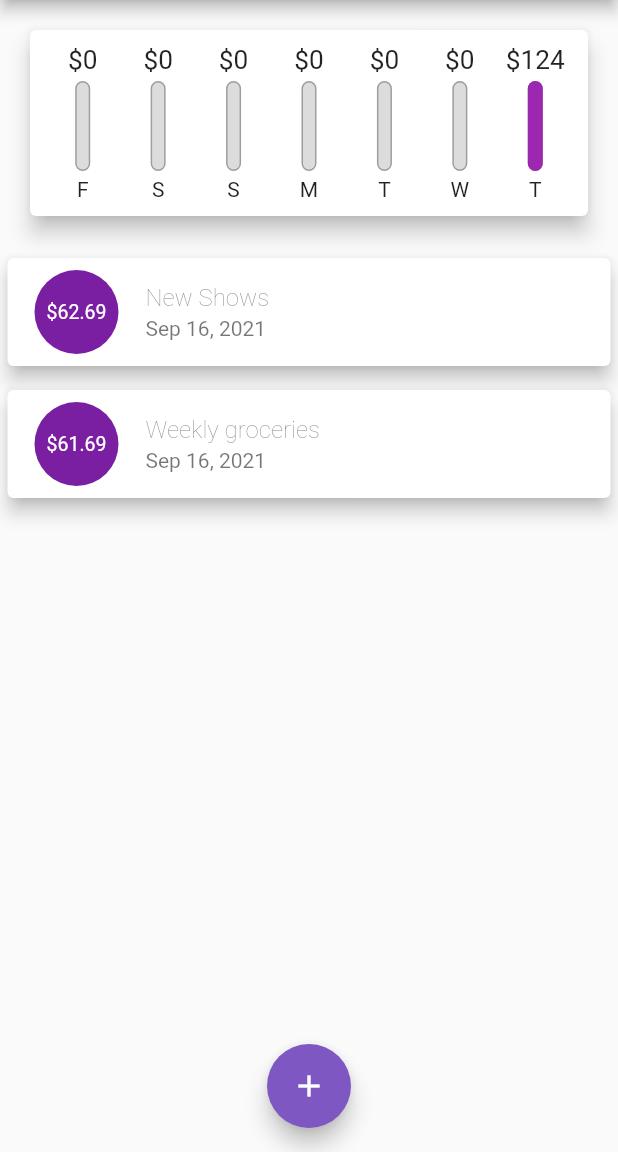
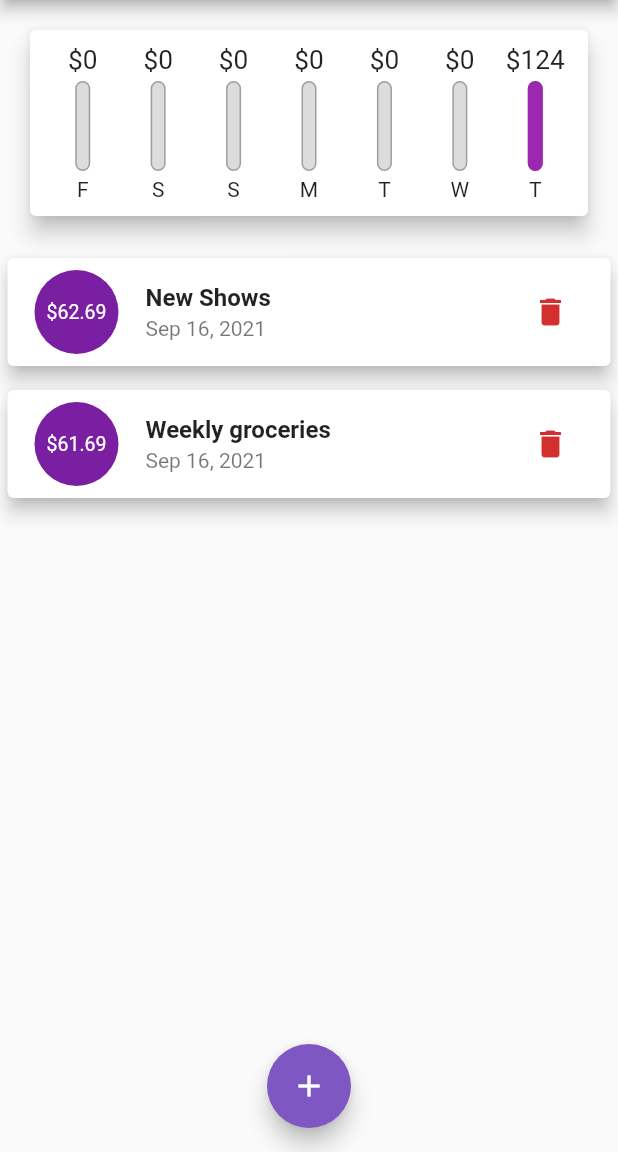
Before and after one commit to Roopaish/Flutter-RoadMap, a Flutter app: the screen it shows after launch, on a phone screen of 412 x 824 dp, the part 84-1236 px from its top. Run offline on Flutter 3.47's test engine with Material 2 defaults, Android fonts, the phone set to English and light mode, and no system bars.

Commit message:
Delete transaction

```diff
--- a/lib/expense/widgets/transaction_list.dart
+++ b/lib/expense/widgets/transaction_list.dart
@@ -4,8 +4,9 @@ import '../models/transaction.dart';
 
 class TransactionList extends StatelessWidget {
   final List<Transaction> transactions;
+  final Function deleteTx;
 
-  TransactionList(this.transactions);
+  TransactionList(this.transactions, this.deleteTx);
 
   @override
   Widget build(BuildContext context) {
@@ -37,10 +38,17 @@ class TransactionList extends StatelessWidget {
                     ),
                     title: Text(
                       transactions[index].title,
-                      style: Theme.of(context).textTheme.headline1,
+                      style: TextStyle(
+                        fontWeight: FontWeight.bold,
+                      ),
                     ),
                     subtitle: Text(
                       DateFormat.yMMMd().format(transactions[index].date),
+                    ),
+                    trailing: IconButton(
+                      icon: Icon(Icons.delete),
+                      color: Theme.of(context).errorColor,
+                      onPressed: () => deleteTx(transactions[index].id),
                     ),
                   ),
                 );
```
Also changed, not shown: lib/expense/expense.dart (+11 -7 lines), lib/expense/widgets/new_transaction.dart (+7 -5 lines).
